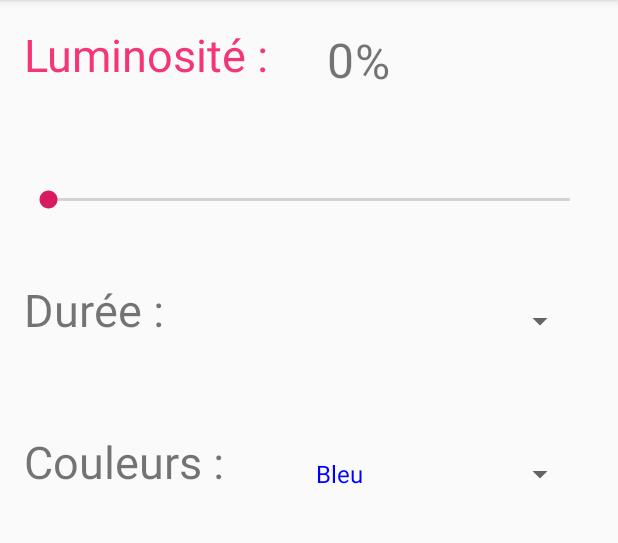
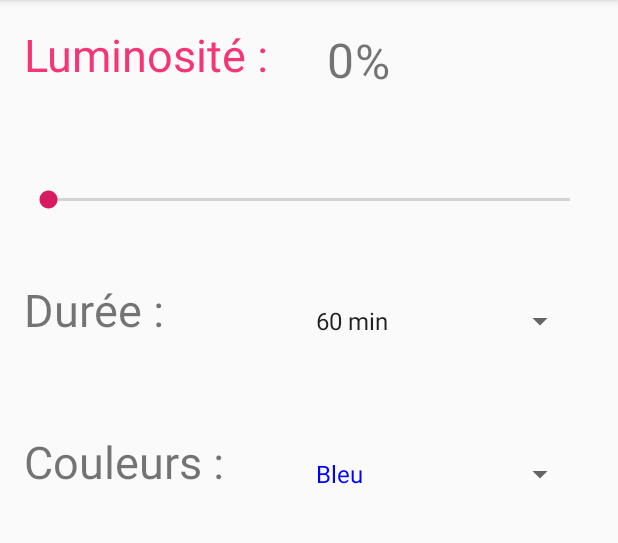
Before and after one commit to cmiesse/ProjetIntegrationGroupe5, an Android app: the LuminosityActivity screen opened directly, with no data from a screen before it, on a phone screen of 412 x 824 dp, the part 84-627 px from its top. Run offline under Robolectric (Android 15) with nearby library versions, the phone set to English and light mode, and no system bars.

Commit message:
correction erreur durée

```diff
--- a/Application/app/src/main/java/com/example/happydawn/LuminosityActivity.java
+++ b/Application/app/src/main/java/com/example/happydawn/LuminosityActivity.java
@@ -30,8 +30,8 @@ public class LuminosityActivity extends AppCompatActivity {
 
         Spinner spinner2 = findViewById(R.id.spinner2);
         ArrayAdapter<CharSequence> adapter2 = ArrayAdapter.createFromResource(this, R.array.minute2, android.R.layout.simple_spinner_item);
-        adapter.setDropDownViewResource(android.R.layout.simple_spinner_dropdown_item);
-        spinner.setAdapter(adapter);
+        adapter2.setDropDownViewResource(android.R.layout.simple_spinner_dropdown_item);
+        spinner2.setAdapter(adapter2);
 
         textview = (TextView) findViewById(R.id.textview);
         seekbar = (SeekBar) findViewById(R.id.seekBar);
```
